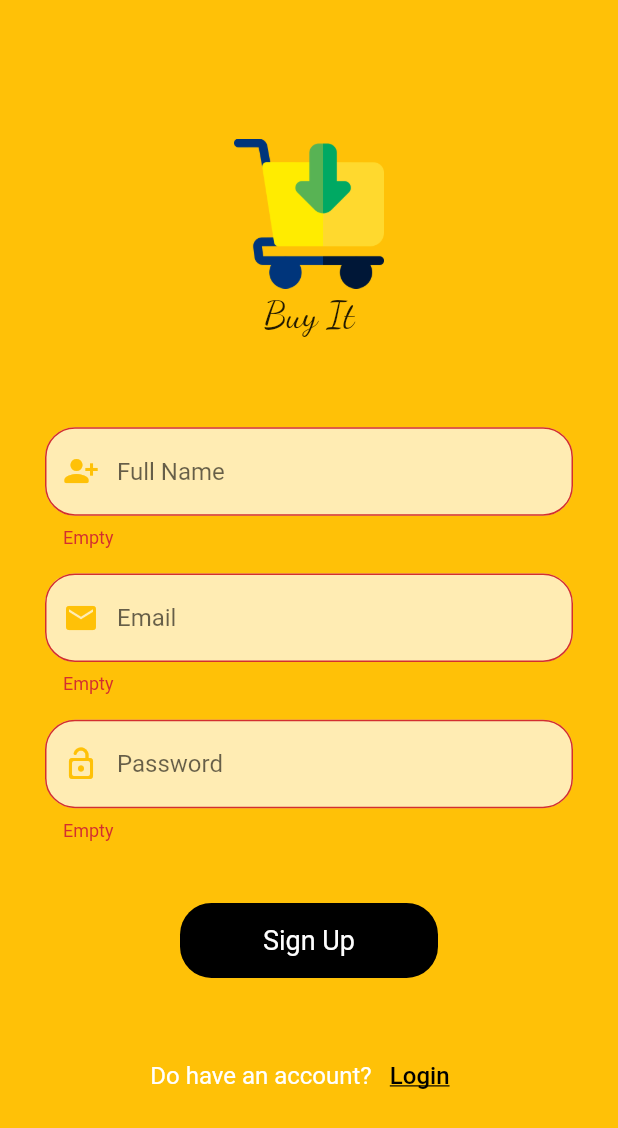
After one commit to RayanIsmael/e-commerce, a Flutter app: the screen it shows after launch, after a tap on "Logn Up", after a tap on "Sign Up", on a phone screen of 412 x 824 dp. The commit adds this screen. Shown: the top 1128 px of the screen. Run offline on Flutter 3.47's test engine with Material 2 defaults, Android fonts, the phone set to English and light mode, and no system bars.

Commit message:
make Sign up page

```diff
--- a/lib/screen/login.dart
+++ b/lib/screen/login.dart
@@ -1,5 +1,6 @@
 import 'dart:ui';
 
+import 'package:e_commerce/screen/signup.dart';
 import 'package:flutter/material.dart';
 
 class Login extends StatelessWidget {
@@ -63,7 +64,7 @@ class Login extends StatelessWidget {
             ),
             //////
             SizedBox(
-              height: height*0.02,
+              height: height * 0.02,
             ),
 
             ///filed password///
@@ -90,7 +91,7 @@ class Login extends StatelessWidget {
             ),
             //////
             SizedBox(
-              height: height*0.05,
+              height: height * 0.05,
             ),
             /////login Button/////
             Padding(
@@ -115,7 +116,7 @@ class Login extends StatelessWidget {
             ),
             ///////
             SizedBox(
-              height:  height*0.05,
+              height: height * 0.05,
             ),
             ////text////
             Row(
@@ -126,9 +127,13 @@ class Login extends StatelessWidget {
                   style: TextStyle(fontSize: 16, color: Colors.white),
                 ),
                 TextButton(
-                  onPressed: () {},
+                  onPressed: () {
+                    Navigator.of(context).pushReplacement(MaterialPageRoute(
+                      builder: (context) => Signup(),
+                    ));
+                  },
                   child: Text(
-                    "LogUp",
+                    "Logn Up",
                     style: TextStyle(
                         fontSize: 16,
                         color: Colors.black,
--- /dev/null
+++ b/lib/screen/signup.dart
@@ -0,0 +1,260 @@
+import 'dart:ui';
+
+import 'package:e_commerce/screen/login.dart';
+import 'package:flutter/material.dart';
+
+class Signup extends StatefulWidget {
+  Signup({Key? key}) : super(key: key);
+
+  @override
+  _SignupState createState() => _SignupState();
+}
+
+class _SignupState extends State<Signup> {
+  GlobalKey<FormState> formkey = GlobalKey<FormState>();
+  @override
+  Widget build(BuildContext context) {
+    var name, email, password;
+    double height = MediaQuery.of(context).size.height;
+    ////// Validator
+    void signupcheckqq() {
+      var alldata = formkey.currentState;
+      if (alldata!.validate()) {
+        alldata.save();
+        print(name);
+        print(email);
+        print(password);
+      }
+    }
+
+    ////////
+    return Scaffold(
+        backgroundColor: Colors.amber,
+        body: ListView(
+          children: [
+            /////image/////
+            Padding(
+              padding: const EdgeInsets.all(60.0),
+              child: Container(
+                height: MediaQuery.of(context).size.height * 0.2,
+                child: Stack(
+                  alignment: Alignment.center,
+                  children: [
+                    Image.asset(
+                      "images/icons/loginsecreen.png",
+                      height: 100,
+                      width: 100,
+                    ),
+                    Positioned(
+                      bottom: 0,
+                      child: Text(
+                        "Buy It",
+                        style: TextStyle(
+                            fontFamily: 'DancingScript',
+                            fontSize: 25,
+                            color: Colors.black87),
+                      ),
+                    )
+                  ],
+                ),
+              ),
+            ),
+            //////
+            /////
+            //////field fullname/////
+            Form(
+                key: formkey,
+                child: Column(
+                  mainAxisAlignment: MainAxisAlignment.center,
+                  children: [
+                    Padding(
+                      padding: const EdgeInsets.symmetric(horizontal: 30),
+                      child: TextFormField(
+                        ///////Validator//////
+                        onSaved: (newValue) {
+                          setState(() {
+                            name = newValue!;
+                          });
+                        },
+                        validator: (value) {
+                          if (value!.isEmpty) return "Empty";
+                          if (value.length < 5) return "Wrong Value";
+                          return null;
+                        },
+                        /////////////
+                        autovalidateMode:
+                                AutovalidateMode.onUserInteraction,
+                        cursorColor: Colors.amber,
+                        decoration: InputDecoration(
+                            filled: true,
+                            prefixIcon: Icon(
+                              Icons.person_add_alt_1_rounded,
+                              color: Colors.amber,
+                            ),
+                            fillColor: Colors.amber[100],
+                            hintText: "Full Name",
+                            focusedBorder: OutlineInputBorder(
+                              borderRadius:
+                                  BorderRadius.all(Radius.circular(20.0)),
+                              borderSide:
+                                  BorderSide(width: 2, color: Colors.white),
+                            ),
+                            border: OutlineInputBorder(
+                              borderRadius:
+                                  BorderRadius.all(Radius.circular(20.0)),
+                            )),
+                      ),
+                    ),
+                    //////////
+                    SizedBox(
+                      height: height * 0.02,
+                    ),
+                    /////filed email/////
+                    Padding(
+                      padding: const EdgeInsets.symmetric(horizontal: 30),
+                      child: TextFormField(
+                        ///////Validator//////
+                        onSaved: (newValue) {
+                          setState(() {
+                            email = newValue!;
+                          });
+                        },
+                        validator: (value) {
+                          if (value!.isEmpty) return "Empty";
+                          if (value.length < 5) return "Wrong Value";
+                          return null;
+                        },
+                        /////////////
+                        autovalidateMode:
+                                AutovalidateMode.onUserInteraction,
+                        cursorColor: Colors.amber,
+                        decoration: InputDecoration(
+                          filled: true,
+                          prefixIcon: Icon(
+                            Icons.email,
+                            color: Colors.amber,
+                          ),
+                          fillColor: Colors.amber[100],
+                          hintText: "Email",
+                          focusedBorder: OutlineInputBorder(
+                            borderRadius:
+                                BorderRadius.all(Radius.circular(20.0)),
+                            borderSide:
+                                BorderSide(width: 2, color: Colors.white),
+                          ),
+                          border: OutlineInputBorder(
+                            borderRadius:
+                                BorderRadius.all(Radius.circular(20.0)),
+                          ),
+                        ),
+                      ),
+                    ),
+                    //////
+                    SizedBox(
+                      height: height * 0.02,
+                    ),
+
+                    ///filed password///
+                    Padding(
+                      padding: const EdgeInsets.symmetric(horizontal: 30),
+                      child: TextFormField(
+                        ///////Validator//////
+                        onSaved: (newValue) {
+                          setState(() {
+                            password = newValue!;
+                          });
+                        },
+                        validator: (value) {
+                          if (value!.isEmpty) return "Empty";
+                          if (value.length < 5) return "Wrong Value";
+                          return null;
+                        },
+                        /////////////
+                        autovalidateMode:
+                                AutovalidateMode.onUserInteraction,
+                        cursorColor: Colors.amber,
+                        decoration: InputDecoration(
+                            filled: true,
+                            prefixIcon: Icon(
+                              Icons.lock_open_rounded,
+                              color: Colors.amber,
+                            ),
+                            fillColor: Colors.amber[100],
+                            hintText: "Password",
+                            focusedBorder: OutlineInputBorder(
+                              borderRadius:
+                                  BorderRadius.all(Radius.circular(20.0)),
+                              borderSide:
+                                  BorderSide(width: 2, color: Colors.white),
+                            ),
+                            border: OutlineInputBorder(
+                              borderRadius:
+                                  BorderRadius.all(Radius.circular(20.0)),
+                            )),
+                      ),
+                    ),
+                  ],
+                )),
+            //////
+            /////
+            /////
+            SizedBox(
+              height: height * 0.05,
+            ),
+            /////Signup Button/////
+            Padding(
+              padding: const EdgeInsets.symmetric(horizontal: 120),
+              child: InkWell(
+                  onTap: () {
+                    signupcheckqq();
+                  },
+                  child: Container(
+                    alignment: Alignment.center,
+                    height: 50.0,
+                    decoration: BoxDecoration(
+                      borderRadius: BorderRadius.circular(21.0),
+                      color: Colors.black,
+                    ),
+                    child: Text(
+                      'Sign Up',
+                      style: TextStyle(
+                        fontSize: 18,
+                        color: Colors.white,
+                      ),
+                    ),
+                  )),
+            ),
+            ///////
+            SizedBox(
+              height: height * 0.05,
+            ),
+            ////text////
+            Row(
+              mainAxisAlignment: MainAxisAlignment.center,
+              children: [
+                Text(
+                  "Do have an account?",
+                  style: TextStyle(fontSize: 16, color: Colors.white),
+                ),
+                TextButton(
+                  onPressed: () {
+                    Navigator.of(context).pushReplacement(MaterialPageRoute(
+                      builder: (context) => Login(),
+                    ));
+                  },
+                  child: Text(
+                    "Login",
+                    style: TextStyle(
+                        fontSize: 16,
+                        color: Colors.black,
+                        decoration: TextDecoration.underline),
+                  ),
+                )
+              ],
+            ),
+            ///////////
+          ],
+        ));
+  } //build
+
+}
```
